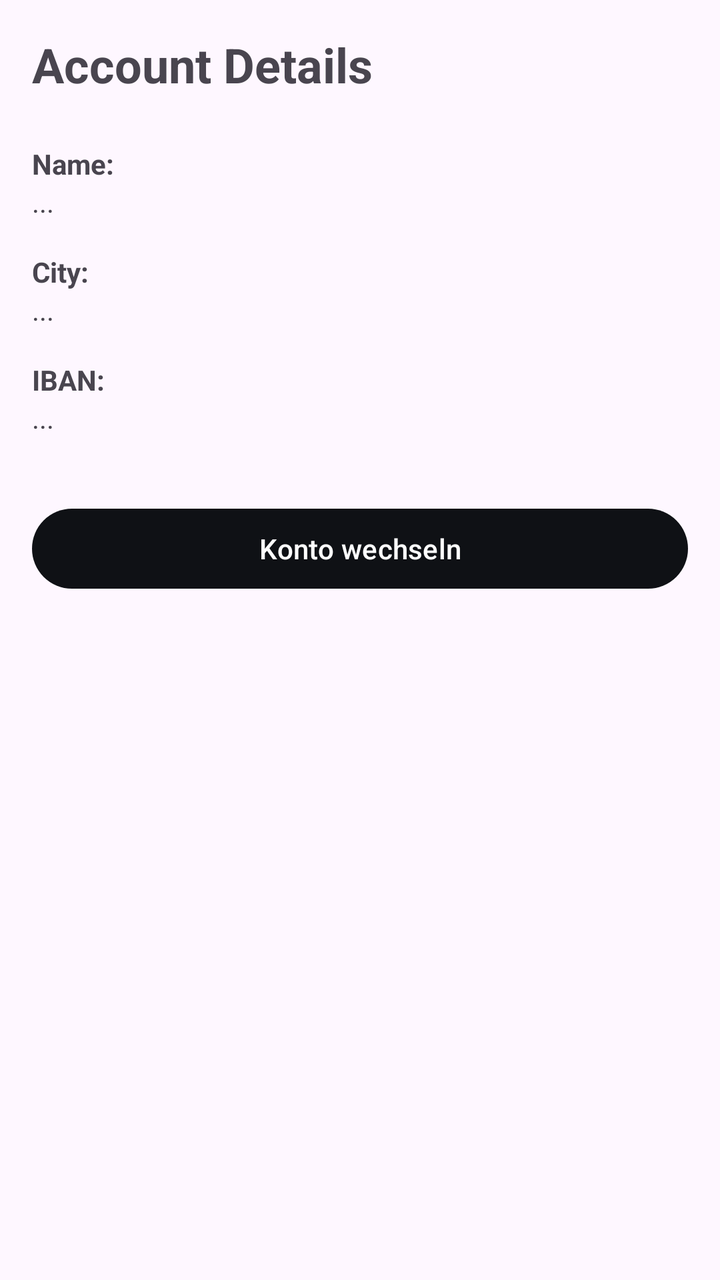
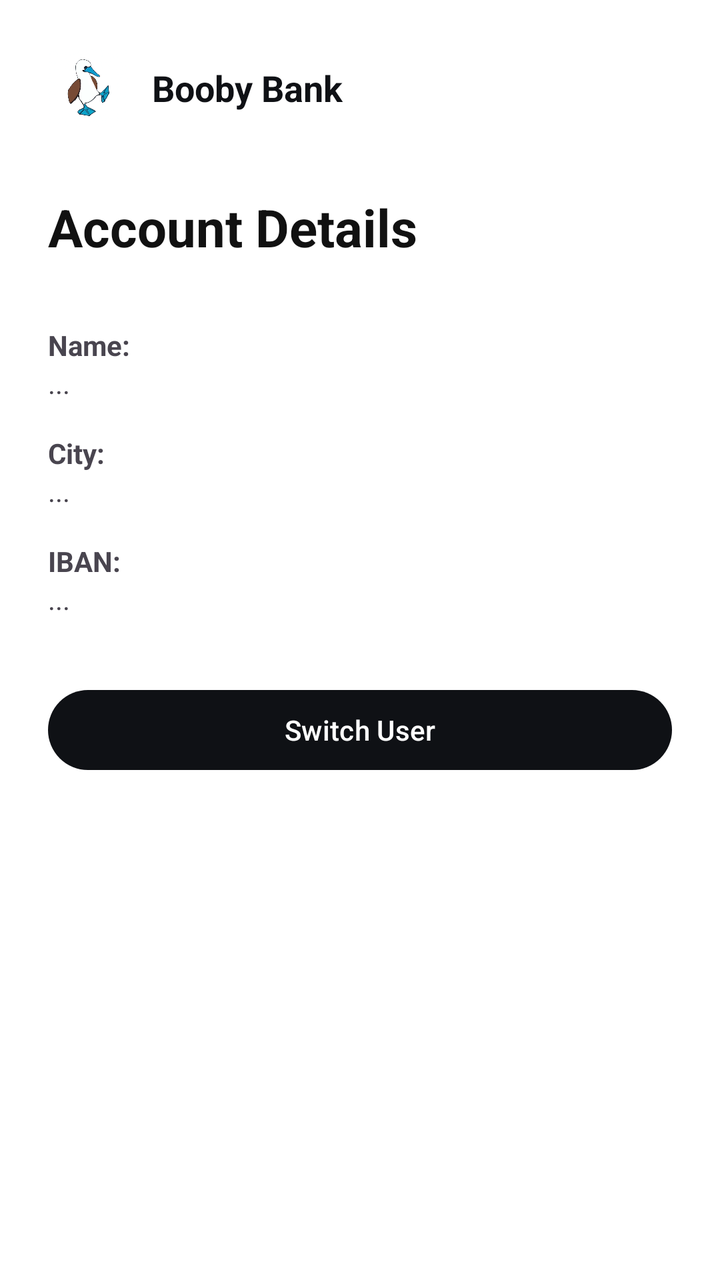

Compare the two renders of this Android layout. The source of the first and the diff that turns it into the second are given below.
<!-- AndroidManifest.xml: application theme Theme.YourBankApp -->
<!-- res/layout/fragment_account.xml -->
<?xml version="1.0" encoding="utf-8"?>
<LinearLayout xmlns:android="http://schemas.android.com/apk/res/android"
    android:layout_width="match_parent"
    android:layout_height="match_parent"
    android:orientation="vertical"
    android:padding="16dp">

    <TextView
        android:layout_width="wrap_content"
        android:layout_height="wrap_content"
        android:text="@string/account_details"
        android:textSize="24sp"
        android:textStyle="bold"
        android:layout_marginBottom="24dp"/>

    <TextView
        android:layout_width="wrap_content"
        android:layout_height="wrap_content"
        android:text="@string/label_name"
        android:textStyle="bold"/>
    <TextView
        android:id="@+id/tv_name"
        android:layout_width="wrap_content"
        android:layout_height="wrap_content"
        android:text="..."
        android:layout_marginBottom="16dp"/>

    <TextView
        android:layout_width="wrap_content"
        android:layout_height="wrap_content"
        android:text="City:"
        android:textStyle="bold"/>
    <TextView
        android:id="@+id/tv_city"
        android:layout_width="wrap_content"
        android:layout_height="wrap_content"
        android:text="..."
        android:layout_marginBottom="16dp"/>

    <TextView
        android:layout_width="wrap_content"
        android:layout_height="wrap_content"
        android:text="@string/label_iban"
        android:textStyle="bold"/>
    <TextView
        android:id="@+id/tv_iban"
        android:layout_width="wrap_content"
        android:layout_height="wrap_content"
        android:text="..."
        android:layout_marginBottom="32dp"/>

    <Button
        android:id="@+id/btn_switch_account"
        android:layout_width="match_parent"
        android:layout_height="wrap_content"
        android:text="@string/btn_switch_account"/>

</LinearLayout>
<!-- resources referenced by this layout -->
<resources>
  <string name="account_details">Account Details</string>
  <string name="btn_switch_account">Konto wechseln</string>
  <string name="label_iban">IBAN:</string>
  <string name="label_name">Name:</string>
  <style name="Theme.YourBankApp" parent="Theme.Material3.DayNight.NoActionBar">
          
          <item name="colorPrimary">@color/bg_dark</item>
          <item name="colorOnPrimary">@color/white</item>
          
          <item name="colorSecondary">@color/card_light</item>
          <item name="colorOnSecondary">@color/text_main</item>
          
          <item name="android:statusBarColor">@color/white</item>
          <item name="android:windowLightStatusBar">true</item>
      </style>
  <color name="bg_dark">#0F1115</color>
  <color name="white">#FFFFFF</color>
  <color name="card_light">#F4F7FC</color>
  <color name="text_main">#111111</color>
</resources>

<!-- the commit's change to res/layout/fragment_account.xml (unified diff, before → after) -->
@@ -3,15 +3,41 @@
     android:layout_width="match_parent"
     android:layout_height="match_parent"
     android:orientation="vertical"
-    android:padding="16dp">
+    android:padding="24dp"
+    android:background="@color/white">
+
+    <RelativeLayout
+        android:layout_width="match_parent"
+        android:layout_height="wrap_content"
+        android:layout_marginBottom="32dp">
+
+        <ImageView
+            android:id="@+id/logo_icon_acc"
+            android:layout_width="40dp"
+            android:layout_height="40dp"
+            android:layout_alignParentStart="true"
+            android:src="@drawable/booby" />
+
+        <TextView
+            android:layout_width="wrap_content"
+            android:layout_height="wrap_content"
+            android:layout_toEndOf="@id/logo_icon_acc"
+            android:layout_centerVertical="true"
+            android:layout_marginStart="12dp"
+            android:text="@string/app_name"
+            android:textStyle="bold"
+            android:textColor="@color/bg_dark"
+            android:textSize="18sp" />
+    </RelativeLayout>
 
     <TextView
         android:layout_width="wrap_content"
         android:layout_height="wrap_content"
         android:text="@string/account_details"
-        android:textSize="24sp"
+        android:textSize="26sp"
         android:textStyle="bold"
-        android:layout_marginBottom="24dp"/>
+        android:textColor="@color/text_main"
+        android:layout_marginBottom="32dp"/>
 
     <TextView
         android:layout_width="wrap_content"
<!-- resource entries referenced after the edit -->
@@ -1,7 +1,8 @@
 <!-- resources referenced by this layout -->
 <resources>
   <string name="account_details">Account Details</string>
-  <string name="btn_switch_account">Konto wechseln</string>
+  <string name="app_name">Booby Bank</string>
+  <string name="btn_switch_account">Switch User</string>
   <string name="label_iban">IBAN:</string>
   <string name="label_name">Name:</string>
   <style name="Theme.YourBankApp" parent="Theme.Material3.DayNight.NoActionBar">
@@ -17,6 +18,7 @@
       </style>
   <color name="bg_dark">#0F1115</color>
   <color name="white">#FFFFFF</color>
+  <!-- drawable booby: png bitmap (drawable, 149043 bytes) -->
   <color name="card_light">#F4F7FC</color>
   <color name="text_main">#111111</color>
 </resources>
